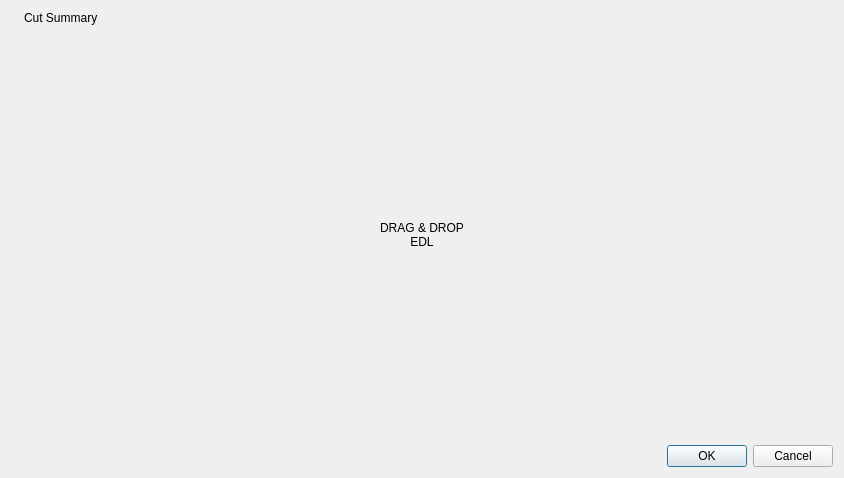
Above: resources/dialog.ui from shotgunsoftware/tk-multi-importcut before the change. Below: the same form after it.
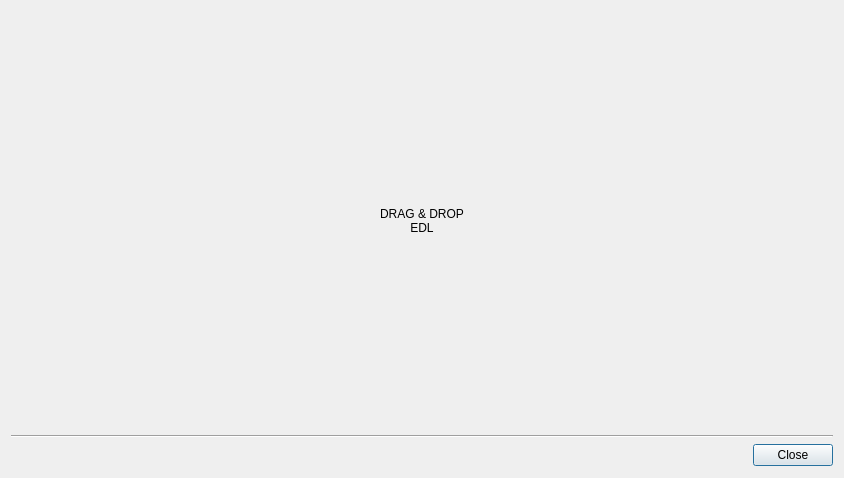
That is the form after the change. Icons and pictures are not drawn. Custom widgets are drawn as their Qt base class.

```diff
--- a/resources/dialog.ui
+++ b/resources/dialog.ui
@@ -13,41 +13,22 @@
   <property name="windowTitle">
    <string>Dialog</string>
   </property>
-  <layout class="QVBoxLayout" name="verticalLayout" stretch="0,1,0">
-   <item>
-    <layout class="QHBoxLayout" name="horizontalLayout" stretch="0,0,1">
-     <item>
-      <widget class="QLabel" name="sg_icon_labe">
-       <property name="text">
-        <string/>
-       </property>
-       <property name="pixmap">
-        <pixmap resource="resources.qrc">:/tk_multi_importcut/sg_logo.png</pixmap>
-       </property>
-      </widget>
-     </item>
-     <item>
-      <widget class="QLabel" name="title_label">
-       <property name="text">
-        <string>Cut Summary</string>
-       </property>
-      </widget>
-     </item>
-     <item>
-      <widget class="QLabel" name="secondary_title_label">
-       <property name="text">
-        <string/>
-       </property>
-      </widget>
-     </item>
-    </layout>
-   </item>
+  <layout class="QVBoxLayout" name="verticalLayout" stretch="1,0,0">
+   <property name="spacing">
+    <number>-1</number>
+   </property>
+   <property name="topMargin">
+    <number>12</number>
+   </property>
+   <property name="bottomMargin">
+    <number>12</number>
+   </property>
    <item>
     <widget class="QStackedWidget" name="stackedWidget">
      <widget class="QWidget" name="page">
       <layout class="QVBoxLayout" name="verticalLayout_2">
        <item>
-        <widget class="QLabel" name="label">
+        <widget class="DropAreaLabel" name="drop_area_label">
          <property name="text">
           <string>DRAG &amp; DROP
 EDL</string>
@@ -62,18 +43,32 @@
      <widget class="QWidget" name="page_2"/>
     </widget>
    </item>
+   <item>
+    <widget class="Line" name="line">
+     <property name="orientation">
+      <enum>Qt::Horizontal</enum>
+     </property>
+    </widget>
+   </item>
    <item>
     <widget class="QDialogButtonBox" name="buttonBox">
      <property name="orientation">
       <enum>Qt::Horizontal</enum>
      </property>
      <property name="standardButtons">
-      <set>QDialogButtonBox::Cancel|QDialogButtonBox::Ok</set>
+      <set>QDialogButtonBox::Close</set>
      </property>
     </widget>
    </item>
   </layout>
  </widget>
+ <customwidgets>
+  <customwidget>
+   <class>DropAreaLabel</class>
+   <extends>QLabel</extends>
+   <header>..dialog</header>
+  </customwidget>
+ </customwidgets>
  <resources>
   <include location="resources.qrc"/>
  </resources>
```
